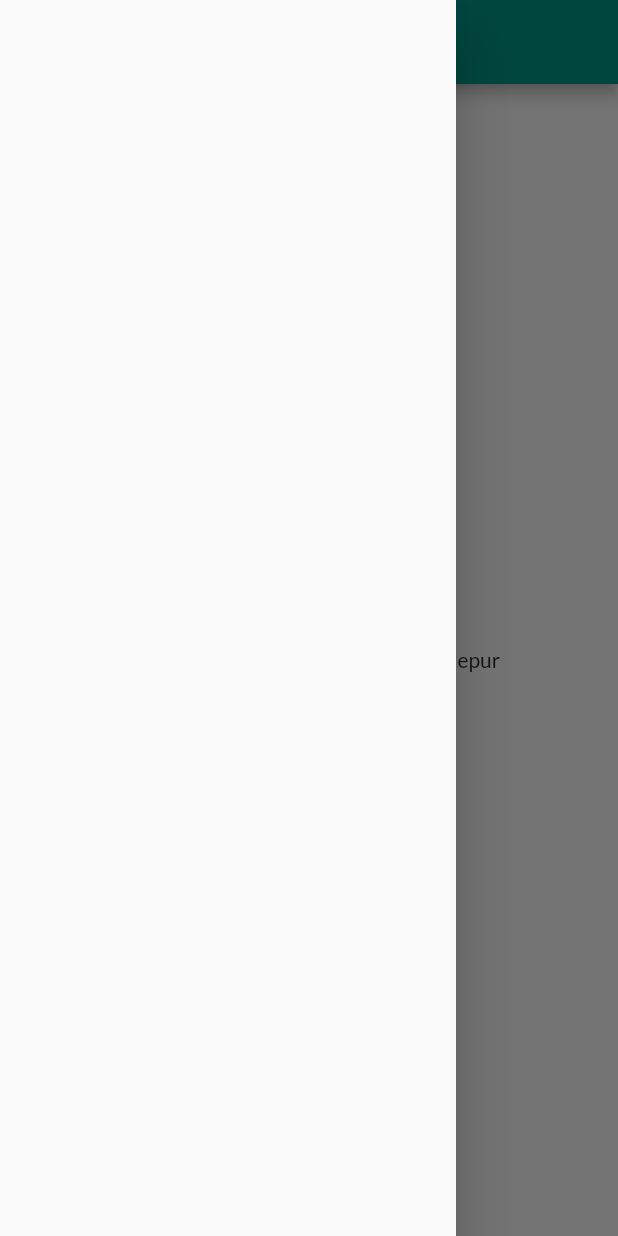
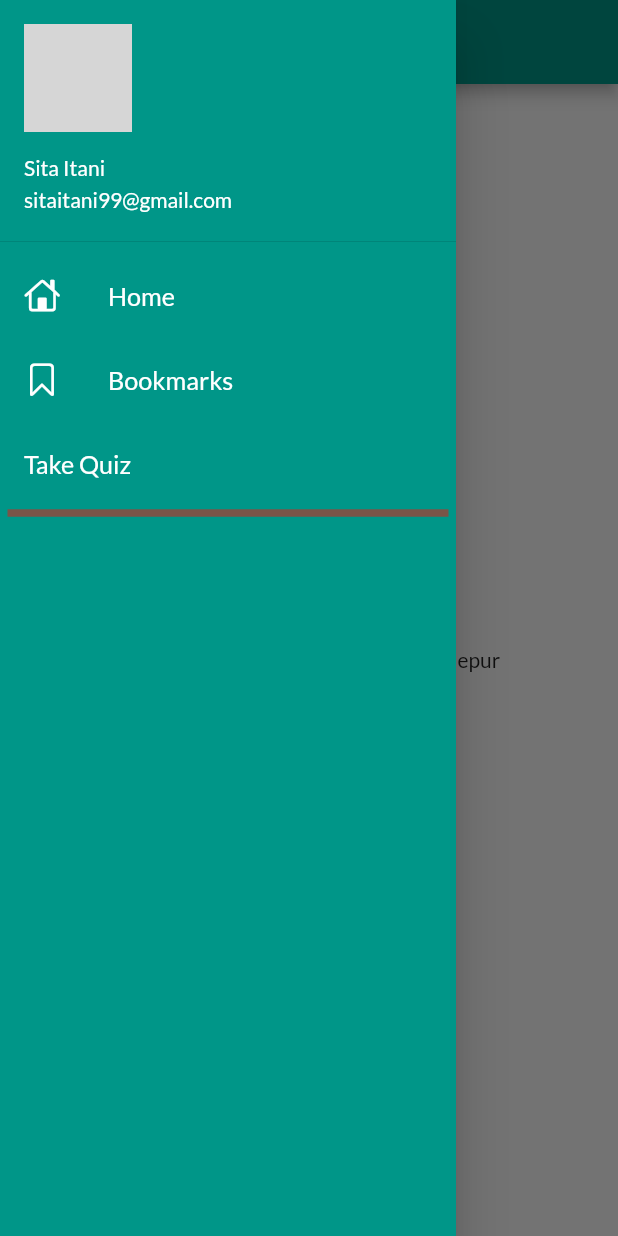
Before and after one commit to sitaitani/30DaysOfFlutter, a Flutter app: the screen it shows after launch, with the side drawer open, on a phone screen of 412 x 824 dp. Run offline on Flutter 3.47's test engine with Material 2 defaults, Android fonts, the phone set to English and light mode, and no system bars; our stand-ins replace google_fonts; network calls fail; grey boxes are pictures that could not be loaded.

```diff
--- a/lib/main.dart
+++ b/lib/main.dart
@@ -20,7 +20,8 @@
       darkTheme: ThemeData(
         brightness: Brightness.dark,
       ),
-      initialRoute: "/home",
+      debugShowCheckedModeBanner: false,
+      initialRoute: MyRoutes.homeRoute,
       routes: {
         "/": (context) => LoginPage(),
         MyRoutes.homeRoute: (context) => Homepage(),
--- a/lib/pages/home_page.dart
+++ b/lib/pages/home_page.dart
@@ -1,4 +1,6 @@
 import 'package:flutter/material.dart';
+
+import '../widgets/drawer.dart';
 
 class Homepage extends StatelessWidget {
   final int days = 30;
@@ -15,7 +17,7 @@
           child: Text("Welcome to $days days of Flutter by $name"),
         ),
       ),
-      drawer: Drawer(),
+      drawer: MyDrawer(),
     );
   }
 }
--- a/lib/pages/login_page.dart
+++ b/lib/pages/login_page.dart
@@ -26,6 +26,22 @@
         parent: _iconAnimationController, curve: Curves.easeOut);
     _iconAnimation.addListener(() => this.setState(() {}));
     _iconAnimationController.forward();
+  }
+
+  final _formkey = GlobalKey<FormState>();
+
+  moveToHome(BuildContext context) async {
+    if (_formkey.currentState!.validate()) {
+      setState(() {
+        changeButon = true;
+      });
+
+      await Future.delayed(Duration(seconds: 1));
+      await Navigator.pushNamed(context, MyRoutes.homeRoute);
+      setState(() {
+        changeButon = false;
+      });
+    }
   }
 
   @override
@@ -65,6 +81,7 @@
                     color: Colors.teal),
               ),
               new Form(
+                key: _formkey,
                 child: new Theme(
                   data: new ThemeData(
                       brightness: Brightness.dark,
@@ -82,6 +99,12 @@
                             hintText: "Enter Username",
                             labelText: "Username",
                           ),
+                          validator: (value) {
+                            if (value!.isEmpty) {
+                              return "Username cannot be empty";
+                            }
+                            return null;
+                          },
                           onChanged: (value) {
                             name = value;
                             setState(() {});
@@ -94,6 +117,14 @@
                             hintText: "Enter Password",
                             labelText: "Password",
                           ),
+                          validator: (value) {
+                            if (value!.isEmpty) {
+                              return "Password cannot be empty";
+                            } else if (value.length < 8) {
+                              return "Password length should be atleast 8";
+                            }
+                            return null;
+                          },
                           keyboardType: TextInputType.text,
                         ),
                         new Padding(
@@ -104,18 +135,7 @@
                           borderRadius:
                               BorderRadius.circular(changeButon ? 50 : 8),
                           child: InkWell(
-                            onTap: () async {
-                              setState(() {
-                                changeButon = true;
-                              });
-
-                              await Future.delayed(Duration(seconds: 1));
-                              await Navigator.pushNamed(
-                                  context, MyRoutes.homeRoute);
-                              setState(() {
-                                changeButon = false;
-                              });
-                            },
+                            onTap: () => moveToHome(context),
                             child: AnimatedContainer(
                               duration: Duration(seconds: 1),
                               width: changeButon ? 50 : 150,
--- /dev/null
+++ b/lib/widgets/drawer.dart
@@ -0,0 +1,90 @@
+import 'package:flutter/cupertino.dart';
+import 'package:flutter/material.dart';
+
+class MyDrawer extends StatelessWidget {
+  const MyDrawer({Key? key}) : super(key: key);
+
+  @override
+  Widget build(BuildContext context) {
+    final ImageUrl =
+        "https://previews.123rf.com/images/aquir/aquir1311/aquir131100316/23569861-サンプルのグランジ赤ラウンド-スタンプ.jpg?fj=1";
+    return Drawer(
+      child: Container(
+        color: Colors.teal,
+        child: ListView(
+          padding: EdgeInsets.zero,
+          children: [
+            DrawerHeader(
+              padding: EdgeInsets.zero,
+              child: UserAccountsDrawerHeader(
+                margin: EdgeInsets.zero,
+
+                /// decoration: BoxDecoration(color: Colors.teal),
+                accountName: Text("Sita Itani"),
+                accountEmail: Text("sitaitani99@gmail.com"),
+                currentAccountPicture: CircleAvatar(
+                  backgroundImage: NetworkImage(ImageUrl),
+                ),
+              ),
+            ),
+            ListTile(
+                leading: Icon(
+                  CupertinoIcons.home,
+                  color: Colors.white,
+                ),
+                title: Text(
+                  "Home",
+                  textScaleFactor: 1.2,
+                  style: TextStyle(
+                    color: Colors.white,
+                  ),
+                )),
+            ListTile(
+                leading: Icon(
+                  CupertinoIcons.bookmark,
+                  color: Colors.white,
+                ),
+                title: Text(
+                  "Bookmarks",
+                  textScaleFactor: 1.2,
+                  style: TextStyle(
+                    color: Colors.white,
+                  ),
+                )),
+            // ListTile(
+            //     leading: Icon(
+            //       CupertinoIcons.important_points,
+            //       color: Colors.white,
+            //     ),
+            // title: Text(
+            //   "Importance points",
+            //   textScaleFactor: 1.2,
+            //   style: TextStyle(
+            //     color: Colors.white,
+            //   ),
+            // ),
+            ListTile(
+                // leading: Icon(
+                //   CupertinoIcons.take_quiz,
+                //   color: Colors.white,
+                // ),
+                title: Text(
+              "Take Quiz",
+              textScaleFactor: 1.2,
+              style: TextStyle(
+                color: Colors.white,
+              ),
+            )),
+            Divider(
+              height: 10,
+              thickness: 5,
+              color: Colors.brown,
+              indent: 5,
+              endIndent: 5,
+            )
+          ],
+        ),
+      ),
+    );
+  }
+}
```
Also changed, not shown: 1 other file.
